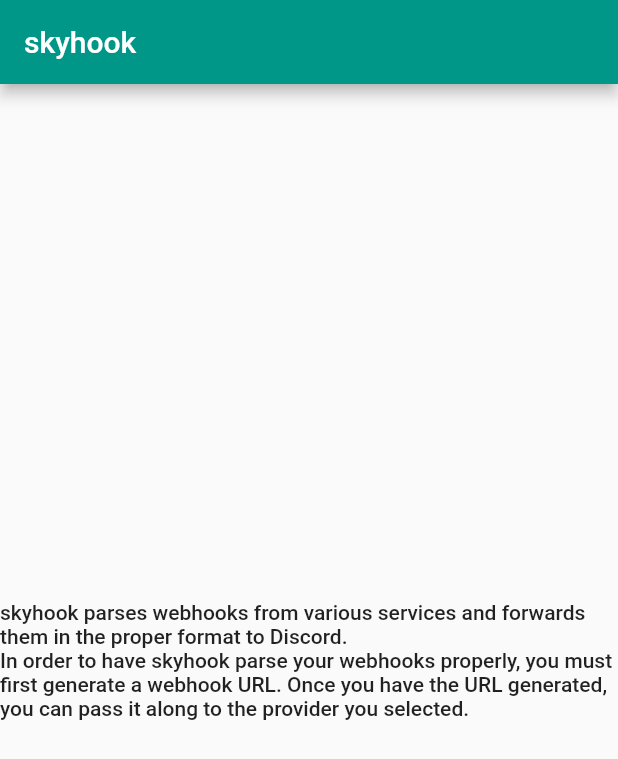
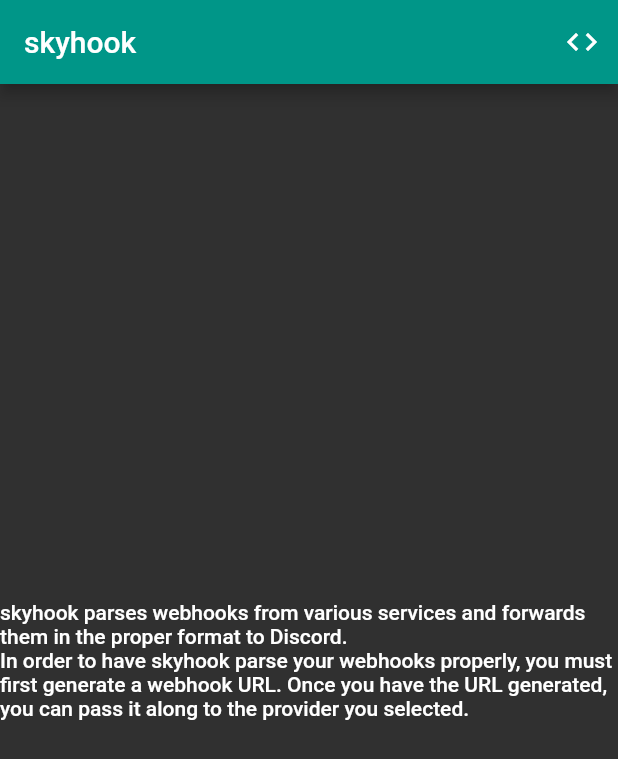
Before and after one commit to Commit451/skyhook-web, a Flutter app: the screen it shows after launch, on a phone screen of 412 x 824 dp. Shown: the top 759 px of the screen. Run offline on Flutter 3.47's test engine with Material 2 defaults, Android fonts, the phone set to English and light mode, and no system bars; network calls fail.

Commit message:
dark theme

```diff
--- a/lib/skyhook_app.dart
+++ b/lib/skyhook_app.dart
@@ -11,9 +11,13 @@
       title: 'skyhook',
       debugShowCheckedModeBanner: false,
       theme: ThemeData(
-        primarySwatch: SkyhookColors.primaryMaterialColor(),
+          visualDensity: VisualDensity.adaptivePlatformDensity,
+          brightness: Brightness.dark,
+          primarySwatch: SkyhookColors.primaryMaterialColor(),
+          appBarTheme: AppBarTheme(
+            color: SkyhookColors.primaryColor(),
+          )
       ),
-      themeMode: ThemeMode.dark,
       home: const SkyhookHomePage(title: 'skyhook'),
     );
   }
--- a/lib/skyhook_home_page.dart
+++ b/lib/skyhook_home_page.dart
@@ -1,6 +1,7 @@
 import 'package:flutter/material.dart';
 import 'package:skyhook/skyhook_api.dart';
 import 'package:skyhook/snackbar_helper.dart';
+import 'package:url_launcher/url_launcher.dart';
 
 class SkyhookHomePage extends StatefulWidget {
   const SkyhookHomePage({Key? key, required this.title}) : super(key: key);
@@ -12,7 +13,6 @@
 }
 
 class _SkyhookHomePageState extends State<SkyhookHomePage> {
-
   List<String> _providers = List.empty();
 
   @override
@@ -25,7 +25,6 @@
     SkyhookApi.providers()
         .then((value) => _setProviders(value))
         .catchError(_onError);
-
   }
 
   void _onError(Object error) {
@@ -33,11 +32,17 @@
     SnackBarHelper.show(context, "Something went wrong");
   }
 
-
   void _setProviders(List<String> providers) {
     setState(() {
       _providers = providers;
     });
+  }
+
+  void _launchUrl(String url) async {
+    Uri uri = Uri.parse(url);
+    if (!await launchUrl(uri)) {
+      SnackBarHelper.show(context, 'Could not launch $url');
+    }
   }
 
   @override
@@ -45,6 +50,15 @@
     return Scaffold(
       appBar: AppBar(
         title: Text(widget.title),
+        actions: [
+          IconButton(
+            icon: const Icon(Icons.code),
+            onPressed: () {
+              print("Clicked");
+              _launchUrl("https://github.com/Commit451/skyhook");
+            },
+          ),
+        ],
       ),
       body: Column(
         mainAxisAlignment: MainAxisAlignment.center,
--- a/pubspec.yaml
+++ b/pubspec.yaml
@@ -10,6 +10,7 @@
 
 dependencies:
   http: 0.13.4
+  url_launcher: ^6.1.0
   flutter:
     sdk: flutter
 
```
Also changed, not shown: pubspec.lock. Lines whose indentation alone changed are shown as unchanged.
